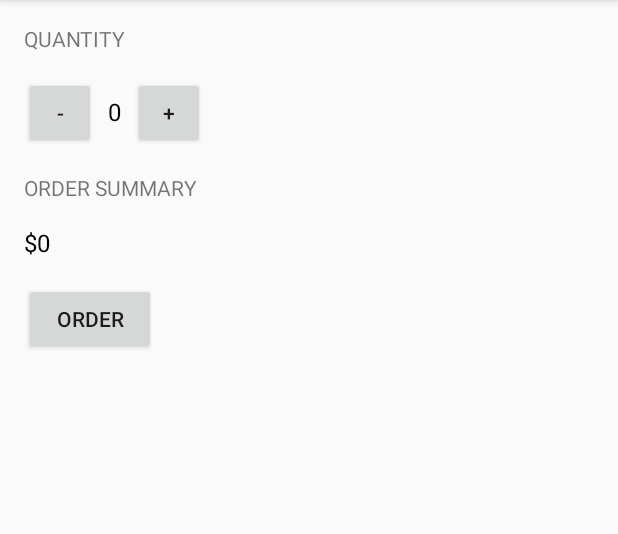
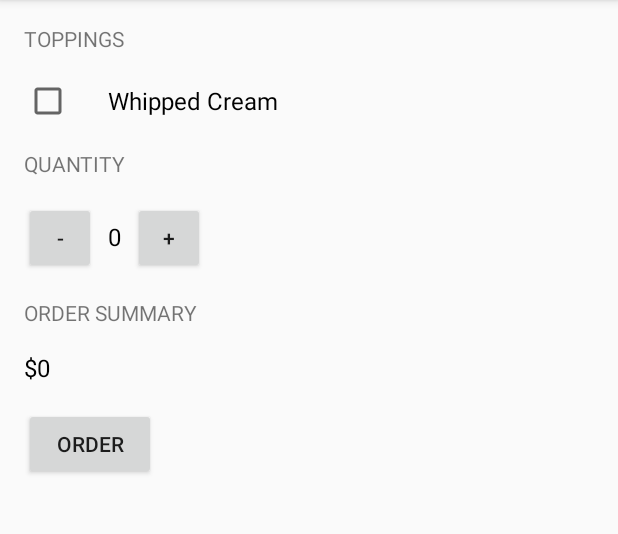
Before and after one commit to Vikctar/JustJava, an Android app: the screen it shows after launch (MainActivity), on a phone screen of 412 x 824 dp, the part 84-618 px from its top. Run offline under Robolectric (Android 15) with nearby library versions, the phone set to English and light mode, and no system bars.

Commit message:
Adding a CheckBox

```diff
--- a/app/src/main/res/layout/activity_main.xml
+++ b/app/src/main/res/layout/activity_main.xml
@@ -10,6 +10,21 @@
         android:layout_width="wrap_content"
         android:layout_height="wrap_content"
         android:layout_marginBottom="16dp"
+        android:text="@string/toppings"
+        android:textAllCaps="true" />
+
+    <CheckBox
+        android:layout_width="wrap_content"
+        android:layout_height="wrap_content"
+        android:paddingLeft="24dp"
+        android:text="@string/whipped_cream"
+        android:textSize="16sp" />
+
+    <TextView
+        android:layout_width="wrap_content"
+        android:layout_height="wrap_content"
+        android:layout_marginBottom="16dp"
+        android:layout_marginTop="16dp"
         android:text="@string/quantity"
         android:textAllCaps="true" />
 
@@ -55,8 +70,8 @@
         android:layout_width="wrap_content"
         android:layout_height="wrap_content"
         android:text="$0"
+        android:textColor="@android:color/black"
         android:textIsSelectable="true"
-        android:textColor="@android:color/black"
         android:textSize="16sp" />
 
     <Button
--- a/app/src/main/res/values/strings.xml
+++ b/app/src/main/res/values/strings.xml
@@ -8,4 +8,6 @@
     <string name="increment">+</string>
     <string name="decrement">-</string>
     <string name="quantity">Quantity</string>
+    <string name="toppings">Toppings</string>
+    <string name="whipped_cream">Whipped Cream</string>
 </resources>
```
